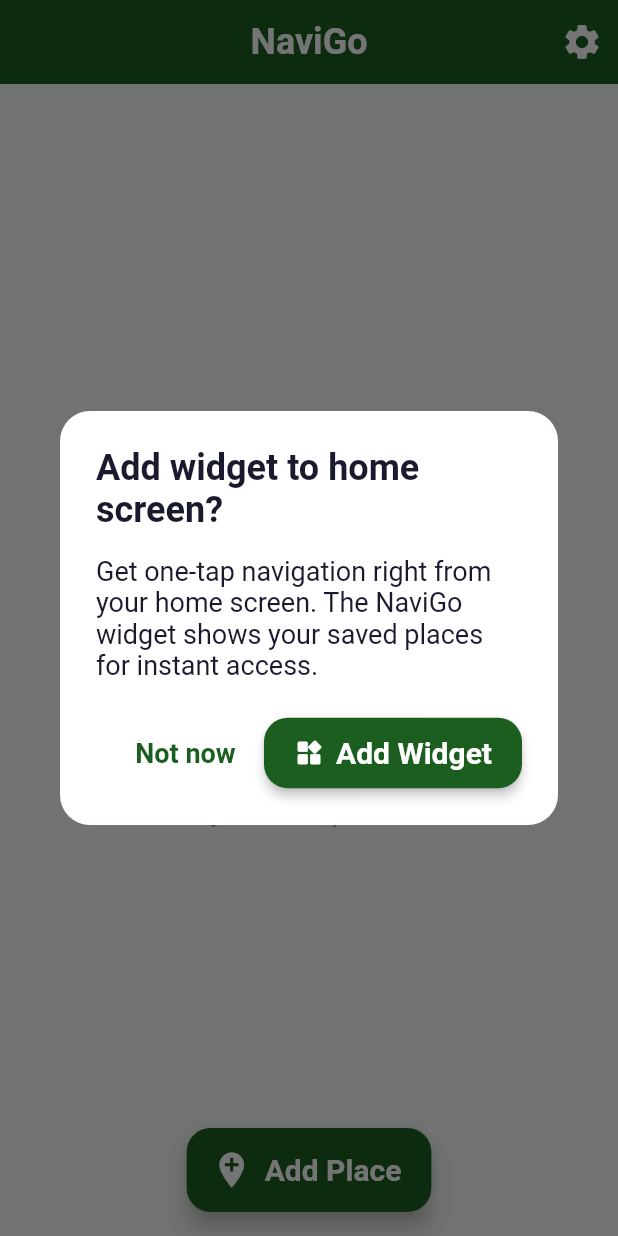
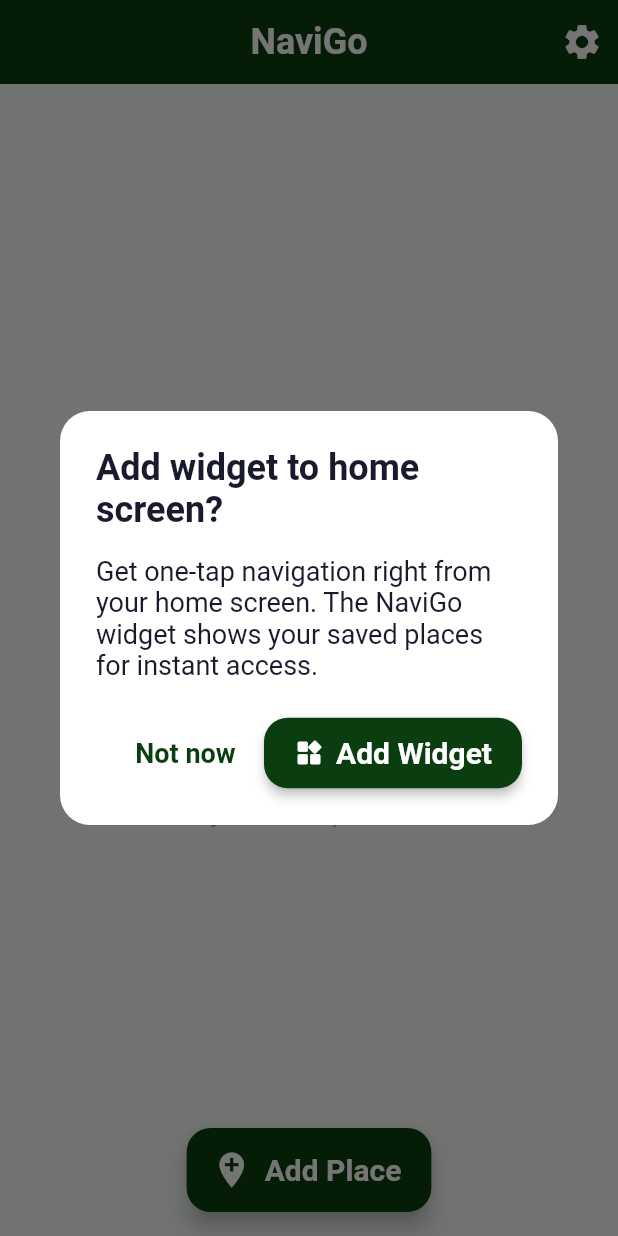
Before and after one commit to navigo-widget/location-shortcut-widget, a Flutter app: the screen it shows after launch, after a tap on "Add Place", on a phone screen of 412 x 824 dp. Run offline on Flutter 3.47's test engine with Material 3 defaults, Android fonts, the phone set to English and light mode, and no system bars; our stand-ins replace flutter_riverpod, go_router, hive_ce, hive_ce_flutter, share_plus; missing offline and left inert: home_widget; accounts and stored records are empty; generated files the repository leaves out were written again.

Commit message:
Deepen green palette to near-black forest green
Further darken all green shades for a richer, moodier feel:
- Primary: #1B5E20 → #0a3d0f (very dark forest green)
- Light:   #2E7D32 → #1B5E20
- Surface: #0d3b12 → #052008 (near-black green)
- Dark mode bg: #101A10 → #080f09, cards: #1A2318 → #0d1a0e
- Dark mode primaryContainer: #1B5E20 → #0a3d0f
- App icon background: #1B5E20 → #0a3d0f

Co-Authored-By: Claude Sonnet 4.6 <noreply@anthropic.com>

```diff
--- a/lib/theme/app_theme.dart
+++ b/lib/theme/app_theme.dart
@@ -5,10 +5,10 @@ import 'package:flutter/material.dart';
 class AppTheme {
   AppTheme._();
 
-  // Core brand color — deep forest green, works on both light and dark
-  static const Color brandBlue = Color(0xFF1B5E20);        // deep forest green (primary)
-  static const Color brandBlueLight = Color(0xFF2E7D32);   // forest green
-  static const Color brandBlueSurface = Color(0xFF0d3b12); // very deep green
+  // Core brand color — very dark forest green, works on both light and dark
+  static const Color brandBlue = Color(0xFF0a3d0f);        // very dark forest green (primary)
+  static const Color brandBlueLight = Color(0xFF1B5E20);   // deep forest green
+  static const Color brandBlueSurface = Color(0xFF052008); // near-black green
   static const Color accentOrange = Color(0xFFFF8F00);     // amber accent (unchanged)
 
   // ─── Light Theme ───────────────────────────────────────────────
@@ -64,18 +64,18 @@ class AppTheme {
       colorScheme: const ColorScheme.dark(
         primary: Color(0xFF69F0AE),          // mint green
         onPrimary: Colors.black,
-        primaryContainer: Color(0xFF1B5E20),  // deep green — selected tile bg in dark mode
+        primaryContainer: Color(0xFF0a3d0f),  // very dark green — selected tile bg in dark mode
         secondary: accentOrange,
         onSecondary: Colors.black,
         error: Color(0xFFEF5350),
-        surface: Color(0xFF1A2318),          // very dark green-tinted surface
+        surface: Color(0xFF0d1a0e),          // near-black green surface
         onSurface: Color(0xFFE8F5E9),        // soft green-white
-        surfaceContainerHighest: Color(0xFF243324), // dark green card
+        surfaceContainerHighest: Color(0xFF162918), // very dark green card
       ),
-      scaffoldBackgroundColor: const Color(0xFF101A10), // near-black green
+      scaffoldBackgroundColor: const Color(0xFF080f09), // deep black-green
       textTheme: _textTheme(const Color(0xFFE8F5E9), const Color(0xFFA5D6A7)),
       appBarTheme: const AppBarTheme(
-        backgroundColor: Color(0xFF1B5E20),  // deep forest green
+        backgroundColor: Color(0xFF0a3d0f),  // very dark forest green
         foregroundColor: Colors.white,
         elevation: 0,
         centerTitle: true,
@@ -172,7 +172,7 @@ class AppTheme {
   static InputDecorationTheme _inputDecorationThemeDark() {
     return InputDecorationTheme(
       filled: true,
-      fillColor: const Color(0xFF243324), // dark green card fill
+      fillColor: const Color(0xFF162918), // very dark green card fill
       contentPadding: const EdgeInsets.symmetric(horizontal: 20, vertical: 20),
       border: OutlineInputBorder(
         borderRadius: BorderRadius.circular(12),
@@ -202,7 +202,7 @@ class AppTheme {
   static CardThemeData _cardThemeDark() {
     return CardThemeData(
       elevation: 3,
-      color: const Color(0xFF1A2318), // dark green-tinted card
+      color: const Color(0xFF0d1a0e), // near-black green card
       shape: RoundedRectangleBorder(borderRadius: BorderRadius.circular(20)),
       margin: const EdgeInsets.all(8),
     );
```
Also changed, not shown: 1 other file.
